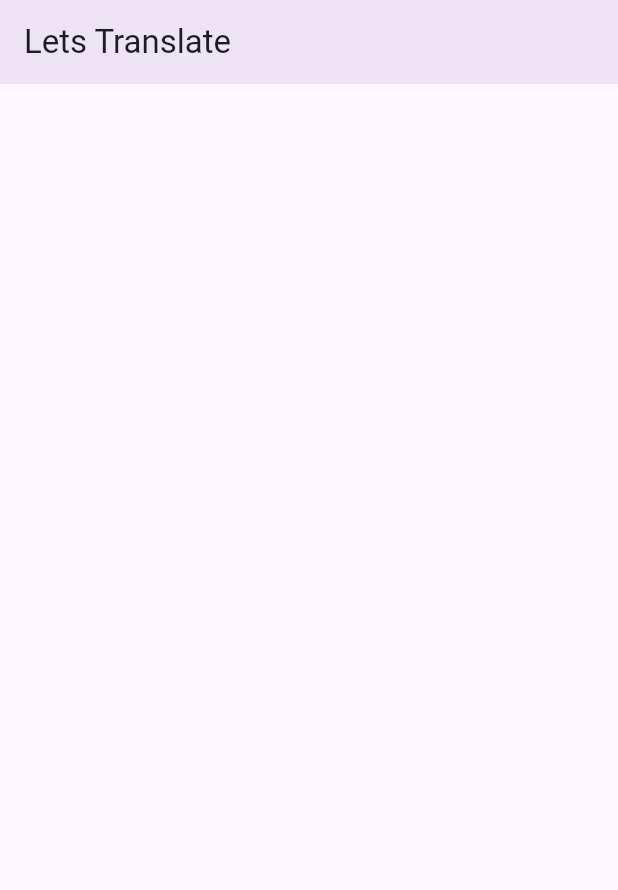
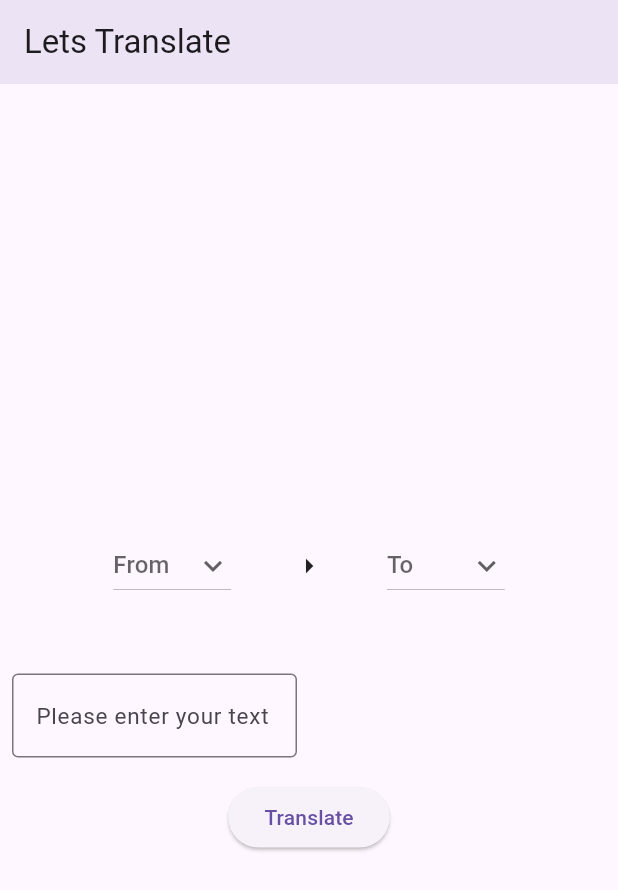
Before and after one commit to Al-Fuad/lets_translate, a Flutter app: the screen it shows after launch, on a phone screen of 412 x 824 dp. Shown: the top 890 px of the screen. Run offline on Flutter 3.47's test engine with Material 3 defaults, Android fonts, the phone set to English and light mode, and no system bars; missing offline and left inert: translator.

Commit message:
Translator done

```diff
--- a/lib/features/language_translation_screen.dart
+++ b/lib/features/language_translation_screen.dart
@@ -1,4 +1,5 @@
 import 'package:flutter/material.dart';
+import 'package:translator/translator.dart';
 
 class LanguageTranslationScreen extends StatefulWidget {
   const LanguageTranslationScreen({super.key});
@@ -8,6 +9,41 @@ class LanguageTranslationScreen extends StatefulWidget {
 }
 
 class _LanguageTranslationScreenState extends State<LanguageTranslationScreen> {
+  var languages = ["Arabic","Bengali","English"];
+  var originLang = "From";
+  var destLang = "To";
+  var output = "";
+  TextEditingController languageController = TextEditingController();
+
+  Future<void> translate(String input, String src, String des) async {
+    GoogleTranslator translator = GoogleTranslator();
+    var translation = await translator.translate(input, from: src, to: des);
+    setState(() {
+      output = translation.toString();
+    });
+    if(src == "--" || des == "--"){
+      output = "Failed";
+    }
+  }
+
+  String getLangCode(String lang){
+    if(lang == "Auto Detect"){
+      return "auto";
+    }
+    else if(lang == "Arabic"){
+      return "ar";
+    }
+    else if(lang == "Bengali"){
+      return "bn";
+    }
+    else if(lang == "English"){
+      return "en";
+    }
+    else{
+      return "--";
+    }
+  }
+
   @override
   Widget build(BuildContext context) {
     return Scaffold(
@@ -15,6 +51,88 @@ class _LanguageTranslationScreenState extends State<LanguageTranslationScreen> {
         title: const Text("Lets Translate"),
         elevation: 8,
       ),
+      body: Center(
+        child: SingleChildScrollView(
+          child: Column(
+            children: [
+              SizedBox(height: 50,),
+              Row(
+                mainAxisAlignment: MainAxisAlignment.center,
+                children: [
+                  DropdownButton(
+                    hint: Text(originLang),
+                    icon: const Icon(Icons.keyboard_arrow_down),
+                    items: languages.map((String la){
+                      return DropdownMenuItem(value: la,child: Text(la),);
+                    }).toList(),
+                    onChanged: (value) {
+                      setState(() {
+                        originLang = value!;
+                      });
+                    } ,
+                  ),
+                  const SizedBox(width: 40,),
+                  const Icon(Icons.arrow_right),
+                  const SizedBox(width: 40,),
+                  DropdownButton(
+                    hint: Text(destLang),
+                    icon: const Icon(Icons.keyboard_arrow_down),
+                    items: languages.map((String la){
+                      return DropdownMenuItem(value: la,child: Text(la),);
+                    }).toList(),
+                    onChanged: (value) {
+                      setState(() {
+                        destLang = value!;
+                      });
+                    } ,
+                  ),
+                ],
+              ),
+              const SizedBox(height: 40,),
+              Row(
+                children: [
+                  Expanded(
+                    flex: 6,
+                    child: Padding(
+                      padding: EdgeInsets.all(8),
+                      child: TextFormField(
+                        controller: languageController,
+                        decoration: const InputDecoration(
+                          labelText: "Please enter your text",
+                          labelStyle: TextStyle(fontSize: 15),
+                          border: OutlineInputBorder(
+                            borderSide: BorderSide(width: 1),
+                          ),
+                          errorStyle: TextStyle(color: Colors.red, fontSize: 15),
+                        ),
+                        validator: (value){
+                          if(value == null || value.isEmpty){
+                            return "Please enter text to translate";
+                          }
+                          return null;
+                        },
+                      ),
+                    ),
+                  ),
+                  Expanded(
+                    flex: 6,
+                    child: Text(output, style: TextStyle(fontSize: 25),),
+                  )
+                ],
+              ),
+              Padding(
+                padding: const EdgeInsets.all(8),
+                child: ElevatedButton(
+                  onPressed: () {
+                    translate(languageController.text.toString(), getLangCode(originLang), getLangCode(destLang));
+                  },
+                  child: const Text("Translate"),
+                ),
+              )
+            ],
+          ),
+        ),
+      ),
     );
   }
 }
```
